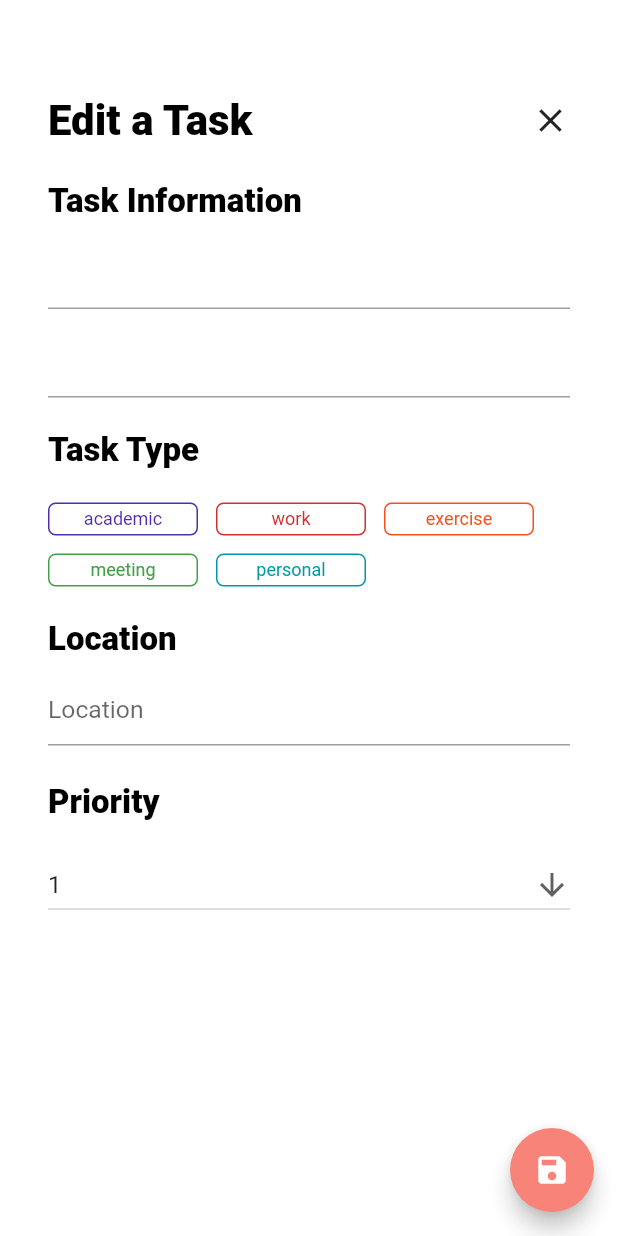
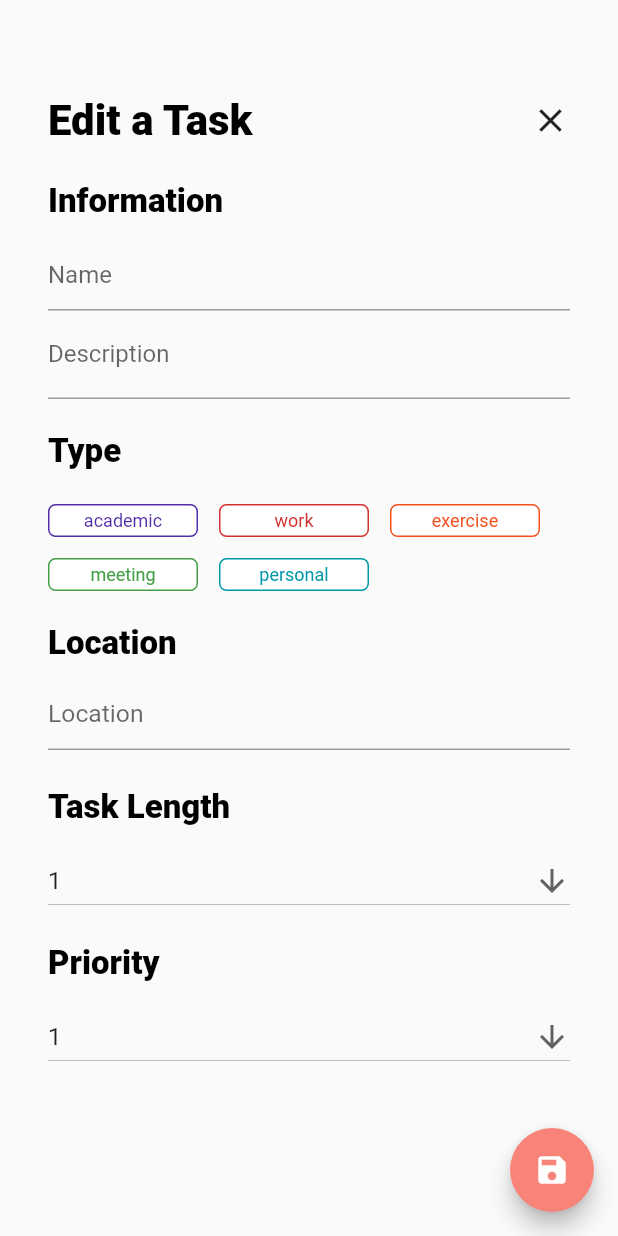
Before and after one commit to lassenordahl/checkmate, a Flutter app: the TaskDescription screen opened directly with empty values, on a phone screen of 412 x 824 dp. Run offline on Flutter 3.47's test engine with Material 2 defaults, Android fonts, the phone set to English and light mode, and no system bars; our stand-ins replace flutter_speed_dial, google_maps_flutter, shared_preferences, uni_links; accounts and stored records are empty; network calls fail.

Commit message:
add task page updated

```diff
--- a/lib/detailPanels/taskDescription.dart
+++ b/lib/detailPanels/taskDescription.dart
@@ -52,7 +52,9 @@
           child: Icon(Icons.save),
           backgroundColor: Color(0xfff88379),
         ),
-        body: Container(
+        body: SingleChildScrollView(
+          child: Container(
+            height: double.maxFinite,
             decoration: BoxDecoration(
                 gradient: LinearGradient(
                     begin: Alignment.topRight,
@@ -121,6 +123,7 @@
                       key: formState,
                       formKey: _formKey,
                       selectedTask: widget.selectedTask,
+                      textColor: Colors.black,
                     ),
                   ),
                 ],
@@ -128,6 +131,7 @@
             ),
           ),
         ),
+      ),
     );
   }
 }
--- a/lib/forms/taskDescriptionForm.dart
+++ b/lib/forms/taskDescriptionForm.dart
@@ -10,8 +10,10 @@
 class TaskDescriptionForm extends StatefulWidget {
   final Task selectedTask;
   final GlobalKey<FormState> formKey;
+  final Color textColor;
 
-  TaskDescriptionForm({Key key, this.selectedTask, this.formKey})
+  TaskDescriptionForm(
+      {Key key, this.selectedTask, this.formKey, this.textColor})
       : super(key: key);
 
   @override
@@ -22,7 +24,14 @@
 // This class holds data related to the form.
 class TaskDescriptionFormState extends State<TaskDescriptionForm> {
   Task currentTask = new Task();
+  // currentTask.taskType = widget.selectedTask.taskType;
+
   int placeholderPriority = 1;
+
+  @override
+  void initState() {
+    currentTask.taskType = widget.selectedTask.taskType;
+  }
 
   void submitForm() {
     print("FORM INFORMATION");
@@ -45,18 +54,21 @@
         crossAxisAlignment: CrossAxisAlignment.start,
         children: <Widget>[
           Text(
-            "Task Information",
+            "Information",
             style: TextStyle(
-                color: Colors.black, fontSize: 22, fontWeight: FontWeight.w800),
+                color: widget.textColor,
+                fontSize: 22,
+                fontWeight: FontWeight.w800),
           ),
+          SizedBox(height: 12.0),
           TextFormField(
               // The validator receives the text that the user has entered.
               initialValue: widget.selectedTask.name,
               decoration: new InputDecoration(
-                labelText: '',
+                hintText: 'Name',
                 focusColor: Color(0xfff88379),
               ),
-              style: new TextStyle(color: Colors.black),
+              style: new TextStyle(color: widget.textColor),
               validator: (value) {
                 if (value.isEmpty) {
                   return 'Please enter some text';
@@ -72,10 +84,10 @@
               keyboardType: TextInputType.multiline,
               maxLines: null,
               decoration: new InputDecoration(
-                labelText: '',
+                labelText: 'Description',
                 focusColor: Color(0xfff88379),
               ),
-              style: new TextStyle(color: Colors.black),
+              style: new TextStyle(color: widget.textColor),
               validator: (value) {
                 if (value.isEmpty) {
                   return 'Please enter some text';
@@ -87,14 +99,16 @@
               }),
           SizedBox(height: 22.0),
           Text(
-            "Task Type",
+            "Type",
             style: TextStyle(
-                color: Colors.black, fontSize: 22, fontWeight: FontWeight.w800),
+                color: widget.textColor,
+                fontSize: 22,
+                fontWeight: FontWeight.w800),
           ),
           SizedBox(height: 22.0),
           new Wrap(
-            spacing: 12.0,
-            runSpacing: 12.0,
+            spacing: 14.0,
+            runSpacing: 14.0,
             children: <Widget>[
               TypeTagButton(
                 taskType: "academic",
@@ -127,7 +141,9 @@
           Text(
             "Location",
             style: TextStyle(
-                color: Colors.black, fontSize: 22, fontWeight: FontWeight.w800),
+                color: widget.textColor,
+                fontSize: 22,
+                fontWeight: FontWeight.w800),
           ),
           SizedBox(height: 10.0),
           Container(
@@ -144,11 +160,44 @@
           ),
           SizedBox(height: 18.0),
           Text(
+            "Task Length",
+            style: TextStyle(
+                color: widget.textColor,
+                fontSize: 22,
+                fontWeight: FontWeight.w800),
+          ),
+          SizedBox(height: 12.0),
+          DropdownButton<int>(
+            isExpanded: true,
+            value: placeholderPriority,
+            icon: Icon(Icons.arrow_downward),
+            iconSize: 24,
+            // elevation: 16,
+            // underline: Container(
+            //   height: 2,
+            //   color: Colors.deepPurpleAccent,
+            // ),
+            onChanged: (int newValue) {
+              setState(() {
+                placeholderPriority = newValue;
+              });
+            },
+            items: <int>[1, 2, 3].map<DropdownMenuItem<int>>((int value) {
+              return DropdownMenuItem<int>(
+                value: value,
+                child: Text(value.toString()),
+              );
+            }).toList(),
+          ),
+          SizedBox(height: 18.0),
+          Text(
             "Priority",
             style: TextStyle(
-                color: Colors.black, fontSize: 22, fontWeight: FontWeight.w800),
+                color: widget.textColor,
+                fontSize: 22,
+                fontWeight: FontWeight.w800),
           ),
-          SizedBox(height: 18.0),
+          SizedBox(height: 12.0),
           DropdownButton<int>(
             isExpanded: true,
             value: placeholderPriority,
--- a/lib/main.dart
+++ b/lib/main.dart
@@ -130,11 +130,6 @@
           child: SingleChildScrollView(
             child: Container(
               height: double.maxFinite,
-              decoration: BoxDecoration(
-                  gradient: LinearGradient(
-                      begin: Alignment.topRight,
-                      end: Alignment.bottomLeft,
-                      colors: [Colors.blue, Colors.purple])),
               child: Column(
                 children: <Widget>[
                   new Container(
--- a/lib/search_map_place/src/searchMapPlaceWidget.dart
+++ b/lib/search_map_place/src/searchMapPlaceWidget.dart
@@ -185,7 +185,7 @@
 
   BoxDecoration _containerDecoration() {
     return BoxDecoration(
-      color: Colors.white,
+      color: Colors.grey[50],
       borderRadius: BorderRadius.all(Radius.circular(6.0)),
       // boxShadow: [BoxShadow(color: Colors.black12, blurRadius: 20, spreadRadius: 10)],
     );
```
Also changed, not shown: lib/addTask.dart (+52 -110 lines), lib/api/api.dart (+1 -1 lines). Lines whose indentation alone changed are shown as unchanged.
